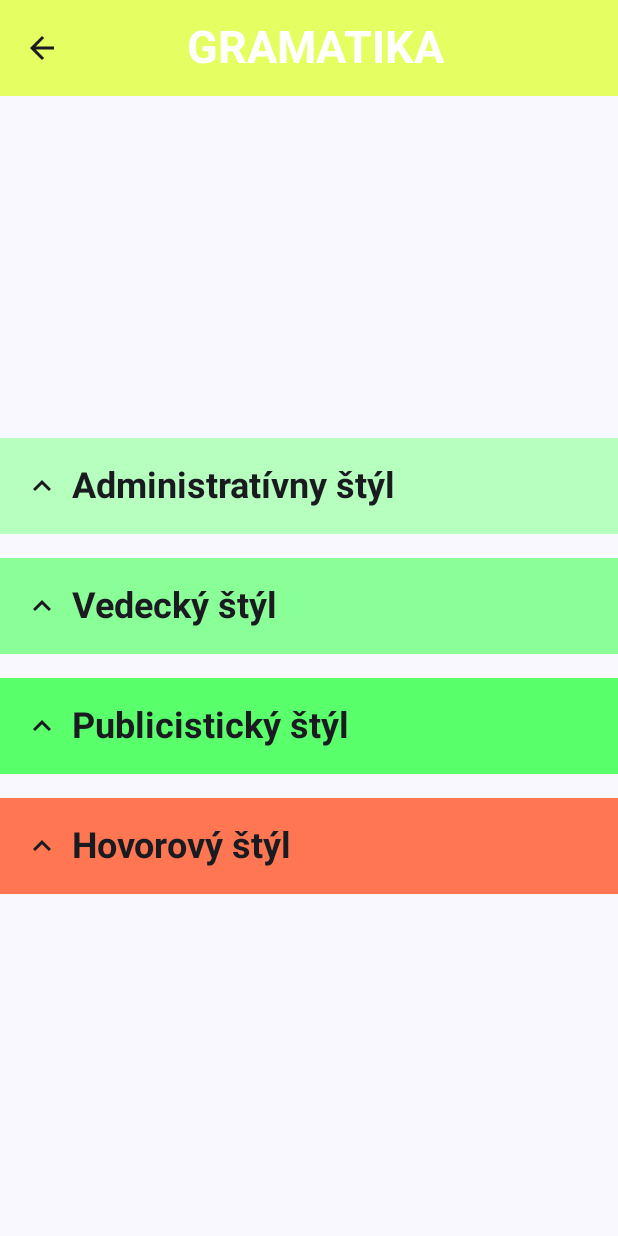
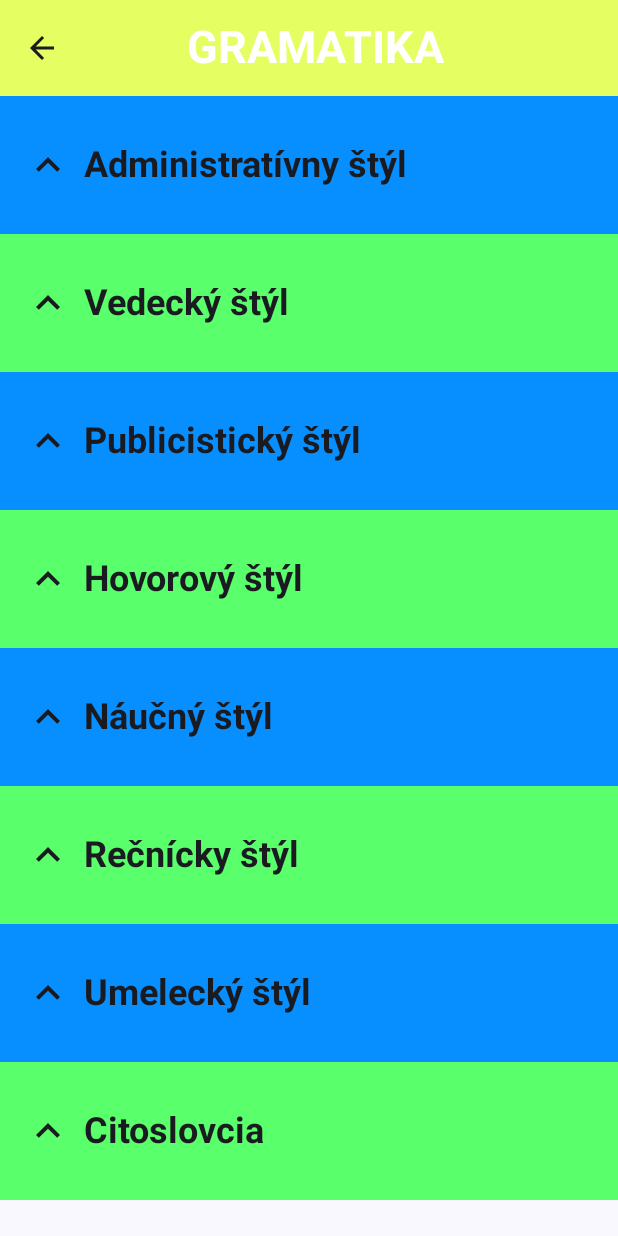
Before and after one commit to maryoxd/Maturant, an Android app built with Jetpack Compose: the GrammarTopicsScreen screen opened through its navigation route, on a phone screen of 412 x 824 dp. Run offline under Robolectric (Android 15) with nearby library versions, the light colour scheme and no system bars.

Commit message:
Úprava načítavania obsahu obrazovky spoločne s scrollovaním

```diff
--- a/app/src/main/java/com/example/maturant/GrammarTopicsScreen.kt
+++ b/app/src/main/java/com/example/maturant/GrammarTopicsScreen.kt
@@ -1,6 +1,9 @@
 package com.example.maturant
 
 import androidx.compose.foundation.layout.*
+import androidx.compose.foundation.lazy.LazyColumn
+import androidx.compose.foundation.lazy.items
+import androidx.compose.foundation.lazy.itemsIndexed
 import androidx.compose.material.icons.Icons
 import androidx.compose.material.icons.filled.ArrowBack
 import androidx.compose.material.icons.filled.KeyboardArrowUp
@@ -13,12 +16,13 @@ import androidx.compose.ui.graphics.RectangleShape
 import androidx.compose.ui.text.font.FontWeight
 import androidx.compose.ui.unit.dp
 import androidx.compose.ui.unit.sp
+import androidx.navigation.NavController
 import com.example.maturant.ui.theme.AppColors
 import com.example.maturant.ui.theme.BulletPoint
 
 @OptIn(ExperimentalMaterial3Api::class)
 @Composable
-fun GrammarTopicsScreen() {
+fun GrammarTopicsScreen(navController: NavController) {
     Scaffold(
         topBar = {
             TopAppBar(
@@ -39,7 +43,7 @@ fun GrammarTopicsScreen() {
                     }
                 },
                 navigationIcon = {
-                    IconButton(onClick = { /* TODO: Add your navigation back action here */ }) {
+                    IconButton(onClick = { navController.navigateUp() }) {
                         Icon(Icons.Filled.ArrowBack, contentDescription = "Back")
                     }
                 },
@@ -49,17 +53,31 @@ fun GrammarTopicsScreen() {
             )
         },
         content = { innerPadding ->
-            Column(
+            LazyColumn(
                 modifier = Modifier
                     .fillMaxSize()
-                    .padding(innerPadding),
-                verticalArrangement = Arrangement.Center,
+                    .padding(
+                        top = innerPadding.calculateTopPadding()
+                    ),
+
+                verticalArrangement = Arrangement.Top,
                 horizontalAlignment = Alignment.CenterHorizontally
             ) {
-                GrammarMenuItem("Administratívny štýl", Color(0xFFB6FFBE))
-                GrammarMenuItem("Vedecký štýl", Color(0xFF8BFF97))
-                GrammarMenuItem("Publicistický štýl", Color(0xFF5AFF6C))
-                GrammarMenuItem("Hovorový štýl", Color(0xFFFF7752))
+                itemsIndexed(
+                    listOf(
+                        "Administratívny štýl",
+                        "Vedecký štýl",
+                        "Publicistický štýl",
+                        "Hovorový štýl",
+                        "Náučný štýl",
+                        "Rečnícky štýl",
+                        "Umelecký štýl",
+                        "Citoslovcia"
+                    )
+                ) { index, item ->
+                    GrammarMenuItem(item, if (index % 2 == 0) AppColors.Blue else AppColors.Green)
+                }
+
             }
         }
     )
@@ -69,18 +87,17 @@ fun GrammarTopicsScreen() {
 fun GrammarMenuItem(text: String, backgroundColor: Color) {
     Card(
         modifier = Modifier
-            .fillMaxWidth()
-            .padding(vertical = 8.dp),
+            .fillMaxWidth(),
         colors = CardDefaults.cardColors(containerColor = backgroundColor),
         shape = RectangleShape,
     ) {
         Row(
             modifier = Modifier
                 .fillMaxWidth()
-                .padding(16.dp),
+                .padding(vertical = 30.dp, horizontal = 16.dp),
             verticalAlignment = Alignment.CenterVertically
         ) {
-            BulletPoint(Icons.Default.KeyboardArrowUp, 24)
+            BulletPoint(Icons.Default.KeyboardArrowUp, 32)
             Spacer(modifier = Modifier.width(8.dp))
             Text(
                 text = text,
--- a/app/src/main/java/com/example/maturant/MainActivity.kt
+++ b/app/src/main/java/com/example/maturant/MainActivity.kt
@@ -16,7 +16,7 @@ class MainActivity : ComponentActivity() {
                 val navController = rememberNavController()
                 NavHost(navController = navController, startDestination = "mainScreen") {
                     composable("mainScreen") { MainScreen(navController)}
-                    composable("grammarTopicsScreen") {GrammarTopicsScreen()}
+                    composable("grammarTopicsScreen") {GrammarTopicsScreen(navController)}
 
                 }
             }
--- a/app/src/main/java/com/example/maturant/ui/theme/AppColors.kt
+++ b/app/src/main/java/com/example/maturant/ui/theme/AppColors.kt
@@ -9,7 +9,7 @@ object AppColors {
     val Orange = Color(0xFFFF7752)
     val White = Color(0xFFFFFFFF)
     val LightYellow = Color(0xFFE5FF63)
-    val error = Color(0xFFB00020)
+    val Blue = Color(0XFF088FFF)
     val onPrimary = Color(0xFFFFFFFF)
     val onSecondary = Color(0xFF000000)
     val onBackground = Color(0xFF000000)
--- /dev/null
+++ b/app/src/main/res/raw/grammar_styles.txt
@@ -0,0 +1,8 @@
+Administratívny štýl
+Vedecký štýl
+Publicistický štýl
+Hovorový štýl
+Náučný štýl
+Rečnícky štýl
+Umelecký štýl
+Citoslovcia
```
